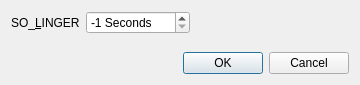
This is branches/trunk/UI/spot-on-listener-socket-options.ui in textbrowser/spot-on as Qt 5 draws it before an edit. The edited form follows.
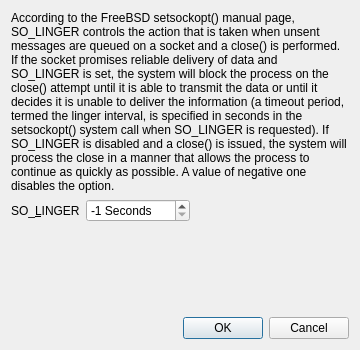
This is the edited form. Icons and pictures are not drawn.

The edit to the form file:
```diff
--- a/branches/trunk/UI/spot-on-listener-socket-options.ui
+++ b/branches/trunk/UI/spot-on-listener-socket-options.ui
@@ -7,7 +7,7 @@
     <x>0</x>
     <y>0</y>
     <width>360</width>
-    <height>85</height>
+    <height>350</height>
    </rect>
   </property>
   <property name="windowIcon">
@@ -15,6 +15,16 @@
     <normaloff>:/Logo/spot-on-logo.png</normaloff>:/Logo/spot-on-logo.png</iconset>
   </property>
   <layout class="QVBoxLayout" name="verticalLayout">
+   <item>
+    <widget class="QLabel" name="label_2">
+     <property name="text">
+      <string>&lt;html&gt;&lt;head/&gt;&lt;body&gt;&lt;p&gt;According to the FreeBSD setsockopt() manual page, SO_LINGER controls the action that is taken when unsent messages are queued on a socket and a close() is performed. If the socket promises reliable delivery of data and SO_LINGER is set, the system will block the process on the close() attempt until it is able to transmit the data or until it decides it is unable to deliver the information (a timeout period, termed the linger interval, is specified in seconds in the setsockopt() system call when SO_LINGER is requested). If SO_LINGER is disabled and a close() is issued, the system will process the close in a manner that allows the process to continue as quickly as possible. A value of negative one disables the option.&lt;/p&gt;&lt;/body&gt;&lt;/html&gt;</string>
+     </property>
+     <property name="wordWrap">
+      <bool>true</bool>
+     </property>
+    </widget>
+   </item>
    <item>
     <layout class="QHBoxLayout" name="horizontalLayout">
      <item>
```
